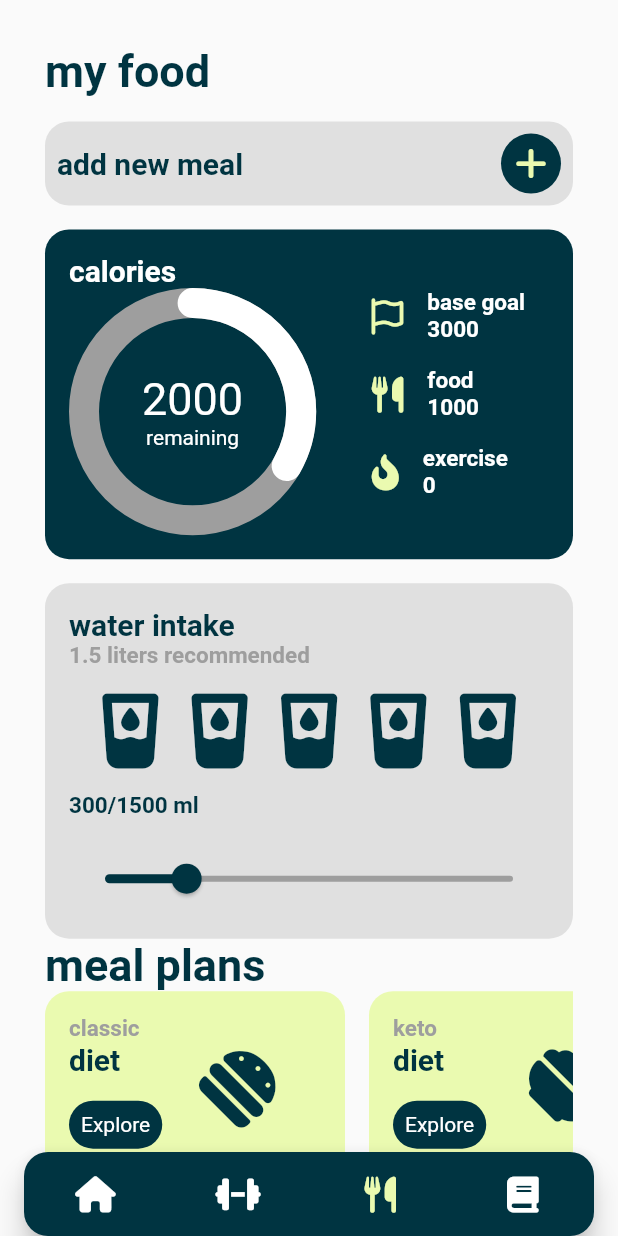
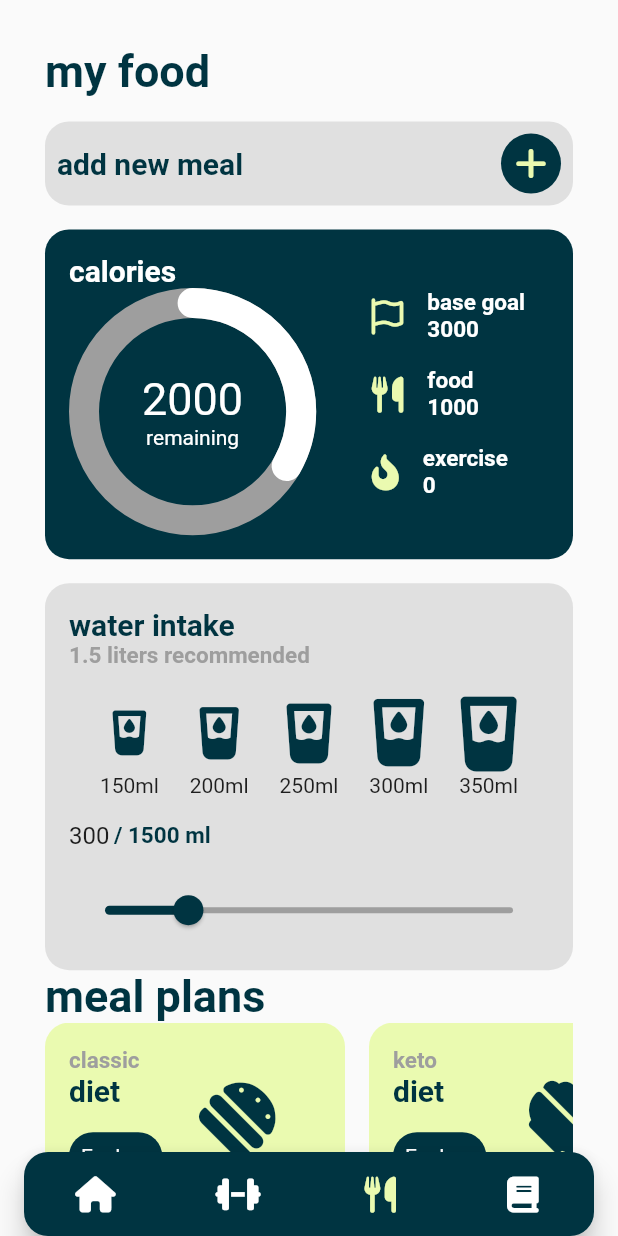
Before and after one commit to NHClaessens/Human-Computer-Interaction, a Flutter app: the screen it shows after launch, swiped to page 3, on a phone screen of 412 x 824 dp. Run offline on Flutter 3.47's test engine with Material 2 defaults, Android fonts, the light colour scheme and no system bars; drawn by our look-alikes of custom_navigation_bar, percent_indicator; our stand-ins replace font_awesome_flutter, google_fonts.

Commit message:
improved water tracker

```diff
--- a/lib/widgets/water_counter.dart
+++ b/lib/widgets/water_counter.dart
@@ -14,9 +14,14 @@ class WaterCounter extends StatefulWidget {
 }
 
 class _WaterCounterState extends State<WaterCounter> {
+
+  final TextEditingController waterController = TextEditingController();
+
   @override
   Widget build(BuildContext context) {
     context.watch<BackEnd>();
+    waterController.text = "${context.watch<BackEnd>().currentWater.round()}";
+
     return Container(
       padding: const EdgeInsets.all(16),
       decoration: BoxDecoration(
@@ -30,26 +35,101 @@ class _WaterCounterState extends State<WaterCounter> {
           Text("water intake", style: Constants().mediumText.copyWith(color: Constants().primaryColor)),
           Text("1.5 liters recommended", style: Constants().smallText.copyWith(color: Colors.grey)),
           Constants().spacing,
-          GestureDetector(
-            onTap: () {
-              context.read<BackEnd>().setWater(context.read<BackEnd>().currentWater + 300);
-            },
+          SizedBox(
+            height: 70,
             child: Row(
               mainAxisAlignment: MainAxisAlignment.spaceEvenly,
               children: [
-                FaIcon(FontAwesomeIcons.glassWaterDroplet, color: Constants().primaryColor, size: 50,),
-                FaIcon(FontAwesomeIcons.glassWaterDroplet, color: Constants().primaryColor, size: 50,),
-                FaIcon(FontAwesomeIcons.glassWaterDroplet, color: Constants().primaryColor, size: 50,),
-                FaIcon(FontAwesomeIcons.glassWaterDroplet, color: Constants().primaryColor, size: 50,),
-                FaIcon(FontAwesomeIcons.glassWaterDroplet, color: Constants().primaryColor, size: 50,),
+                GestureDetector(
+                  onTap: () {
+                    context.read<BackEnd>().setWater(context.read<BackEnd>().currentWater + 150);
+                  },
+                  child: Column(
+                    children: [
+                      const Spacer(),
+                      FaIcon(FontAwesomeIcons.glassWaterDroplet, color: Constants().primaryColor, size: 30,),
+                      const Spacer(),
+                      const Text("150ml")
+                    ],
+                  ),
+                ),
+                GestureDetector(
+                  onTap: () {
+                    context.read<BackEnd>().setWater(context.read<BackEnd>().currentWater + 200);
+                  },
+                  child: Column(
+                    children: [
+                      const Spacer(),
+                      FaIcon(FontAwesomeIcons.glassWaterDroplet, color: Constants().primaryColor, size: 35,),
+                      const Spacer(),
+                      const Text("200ml")
+                    ],
+                  ),
+                ),
+                GestureDetector(
+                  onTap: () {
+                    context.read<BackEnd>().setWater(context.read<BackEnd>().currentWater + 250);
+                  },
+                  child: Column(
+                    children: [
+                      const Spacer(),
+                      FaIcon(FontAwesomeIcons.glassWaterDroplet, color: Constants().primaryColor, size: 40,),
+                      const Spacer(),
+                      const Text("250ml")
+                    ],
+                  ),
+                ),
+                GestureDetector(
+                  onTap: () {
+                    context.read<BackEnd>().setWater(context.read<BackEnd>().currentWater + 300);
+                  },
+                  child: Column(
+                    children: [
+                      const Spacer(),
+                      FaIcon(FontAwesomeIcons.glassWaterDroplet, color: Constants().primaryColor, size: 45,),
+                      const Spacer(),
+                      const Text("300ml")
+                    ],
+                  ),
+                ),
+                GestureDetector(
+                  onTap: () {
+                    context.read<BackEnd>().setWater(context.read<BackEnd>().currentWater + 350);
+                  },
+                  child: Column(
+                    children: [
+                      const Spacer(),
+                      FaIcon(FontAwesomeIcons.glassWaterDroplet, color: Constants().primaryColor, size: 50,),
+                      const Spacer(),
+                      const Text("350ml")
+                    ],
+                  ),
+                ),
               ],
             ),
           ),
           Constants().spacing,
-          Text("${context.watch<BackEnd>().currentWater.round()}/${context.watch<BackEnd>().waterGoal.round()} ml", style: Constants().smallText,),
+          Row(
+            children: [
+              IntrinsicWidth(
+                child: TextField(
+                  controller: waterController,
+                  keyboardType: TextInputType.number,
+                  decoration: const InputDecoration.collapsed(
+                    hintText: "__",
+                  ),
+                  onSubmitted: (value) {
+                    context.read<BackEnd>().setWater(double.parse(value));
+                  },
+                ),
+              ),
+              Text("/ ${context.watch<BackEnd>().waterGoal.round()} ml", style: Constants().smallText,),
+            ],
+          ),
           Constants().spacing,
           Slider(
             min: 0,
+            divisions: (context.read<BackEnd>().waterGoal / 10).round(),
             max: context.read<BackEnd>().waterGoal,
             value: context.watch<BackEnd>().currentWater,
             onChanged: (value){context.read<BackEnd>().setWater(value);},
```
